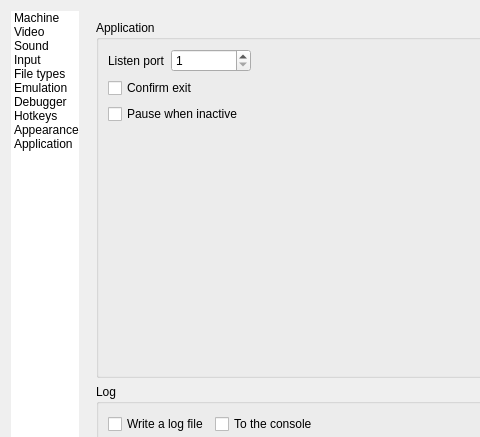
Volutar/xpeccy-plus, file ui/setupwin.ui: the form before one commit; both pictures show x 0 to 480 and y 0 to 437 of the 716 by 909 pixel window.
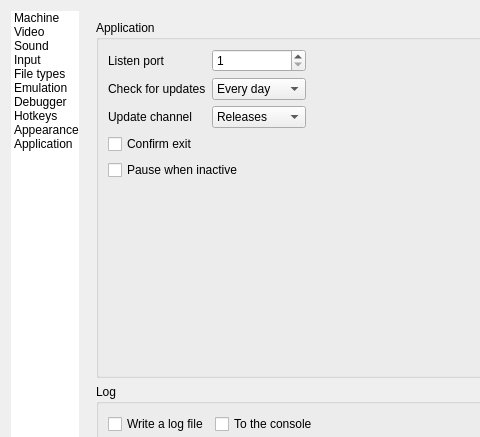
The form after the commit. The open tabs and pages were chosen to show the change. Icons and pictures are not drawn. Custom widgets are drawn as their Qt base class.

Commit message:
update: check GitHub for a newer version
Once a day, or a week, a start asks GitHub's API for the newest release, and on the nightly channel for the nightly build too, and offers the newest that is newer than this build in a window with the changelog entries this build lacks. Help > Check for Updates asks at once. The packaging scripts name the build's package, so a self-made build checks only when told to; the first start and --no-update-check do not check.

Diff of the .ui file:
```diff
--- a/ui/setupwin.ui
+++ b/ui/setupwin.ui
@@ -4036,7 +4036,66 @@
                     </property>
                    </widget>
                   </item>
-                  <item row="2" column="0" colspan="2">
+                  <item row="2" column="0">
+                   <widget class="QLabel" name="labUpdCheck">
+                    <property name="toolTip">
+                     <string>How often to look for a newer version</string>
+                    </property>
+                    <property name="text">
+                     <string>Check for updates</string>
+                    </property>
+                   </widget>
+                  </item>
+                  <item row="2" column="1">
+                   <widget class="QComboBox" name="cbUpdCheck">
+                    <property name="toolTip">
+                     <string>How often to look for a newer version</string>
+                    </property>
+                    <item>
+                     <property name="text">
+                      <string>Every day</string>
+                     </property>
+                    </item>
+                    <item>
+                     <property name="text">
+                      <string>Every week</string>
+                     </property>
+                    </item>
+                    <item>
+                     <property name="text">
+                      <string>Never</string>
+                     </property>
+                    </item>
+                   </widget>
+                  </item>
+                  <item row="3" column="0">
+                   <widget class="QLabel" name="labUpdChannel">
+                    <property name="toolTip">
+                     <string>Releases only, or nightly builds too</string>
+                    </property>
+                    <property name="text">
+                     <string>Update channel</string>
+                    </property>
+                   </widget>
+                  </item>
+                  <item row="3" column="1">
+                   <widget class="QComboBox" name="cbUpdChannel">
+                    <property name="toolTip">
+                     <string>Releases only, or nightly builds too</string>
+                    </property>
+                    <item>
+                     <property name="text">
+                      <string>Releases</string>
+                     </property>
+                    </item>
+                    <item>
+                     <property name="text">
+                      <string>Nightly</string>
+                     </property>
+                    </item>
+                   </widget>
+                  </item>
+                  <item row="4" column="0" colspan="2">
                    <widget class="QCheckBox" name="cbConfexit">
                     <property name="toolTip">
                      <string>Ask before closing the emulator</string>
@@ -4046,7 +4105,7 @@
                     </property>
                    </widget>
                   </item>
-                  <item row="3" column="0" colspan="2">
+                  <item row="5" column="0" colspan="2">
                    <widget class="QCheckBox" name="cbPauseInactive">
                     <property name="toolTip">
                      <string>Pause while another application has the focus</string>
@@ -4056,7 +4115,7 @@
                     </property>
                    </widget>
                   </item>
-                  <item row="4" column="0" colspan="2">
+                  <item row="6" column="0" colspan="2">
                    <spacer name="verticalSpacer_appgrid">
                     <property name="orientation">
                      <enum>Qt::Vertical</enum>
```
The commit also changes 15 other files.
